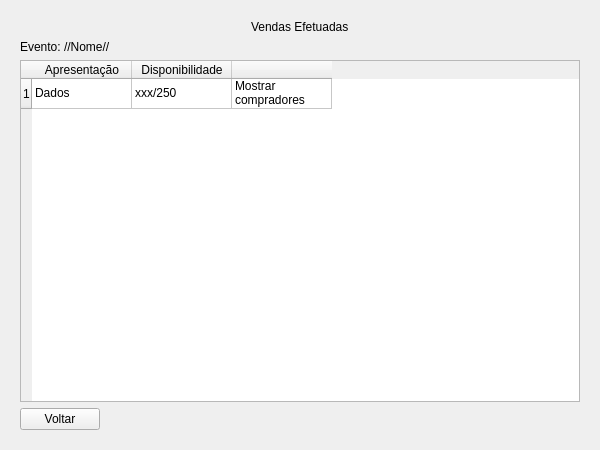
This is sistema usando qt/Sistema_Ingressos/telausuario.ui in Casterzz/Sistema-ingressos as Qt 5 draws it before an edit. The edited form follows.
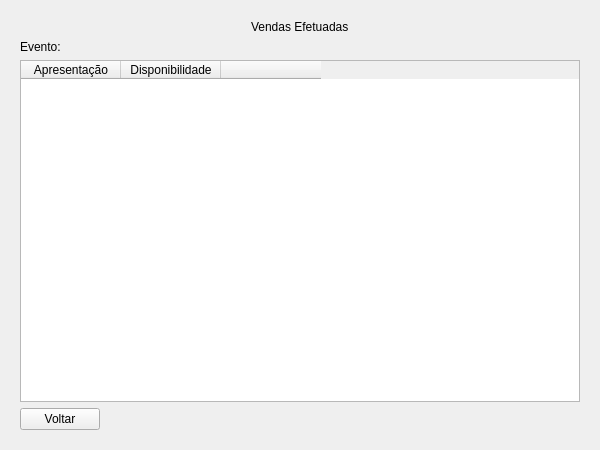
This is the edited form. The open tabs and pages were chosen to show the change.

What changed in the file:
```diff
--- a/sistema usando qt/Sistema_Ingressos/telausuario.ui
+++ b/sistema usando qt/Sistema_Ingressos/telausuario.ui
@@ -1026,17 +1026,12 @@
        <item>
         <widget class="QLabel" name="label_20">
          <property name="text">
-          <string>Evento: //Nome//</string>
+          <string>Evento:</string>
          </property>
         </widget>
        </item>
        <item>
         <widget class="QTableWidget" name="tabelaVendasEfetuadas">
-         <row>
-          <property name="text">
-           <string>1</string>
-          </property>
-         </row>
          <column>
           <property name="text">
            <string>Apresentação</string>
@@ -1052,21 +1047,6 @@
            <string/>
           </property>
          </column>
-         <item row="0" column="0">
-          <property name="text">
-           <string>Dados</string>
-          </property>
-         </item>
-         <item row="0" column="1">
-          <property name="text">
-           <string>xxx/250</string>
-          </property>
-         </item>
-         <item row="0" column="2">
-          <property name="text">
-           <string>Mostrar compradores</string>
-          </property>
-         </item>
         </widget>
        </item>
        <item>
```
Left out of the diff: 34 changed lines with no effect on the pictures.
